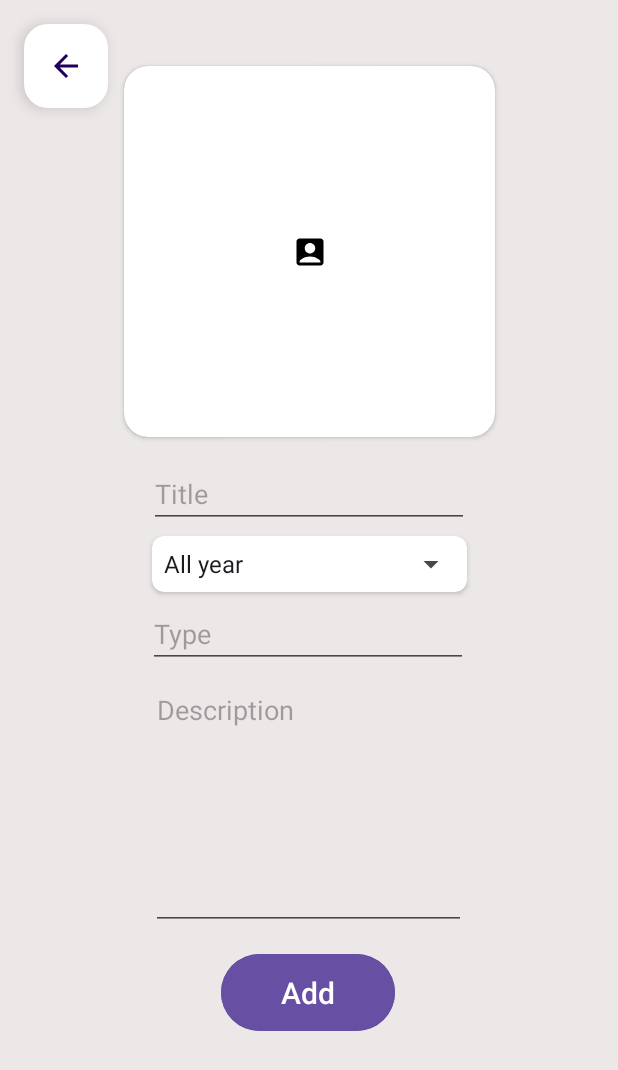
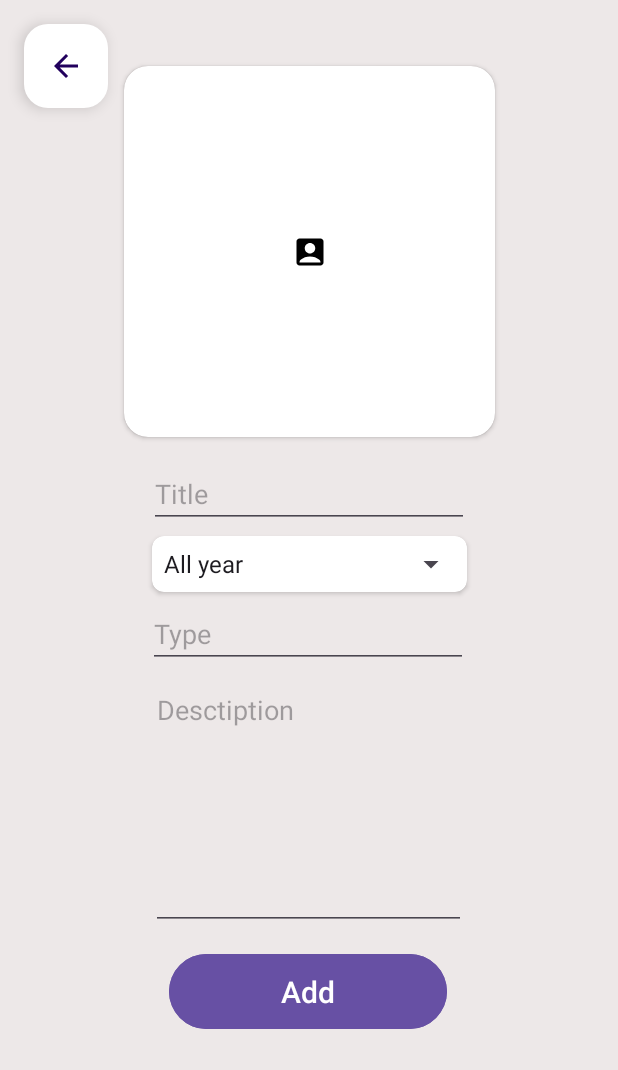
Before and after one commit to wwweblo/Wardrobe-mobile-app, an Android app: the AddFragment screen opened through its navigation route, on a phone screen of 412 x 824 dp. Shown: the top 1070 px of the screen. Run offline under Robolectric (Android 15) with nearby library versions, the phone set to English and light mode, and no system bars; our stand-ins replace Room's generated code, navigation-ui.

```diff
--- a/app/src/main/res/layout/custom_row_list.xml
+++ b/app/src/main/res/layout/custom_row_list.xml
@@ -55,8 +55,8 @@
 
     <CheckBox
         android:id="@+id/custom_row_select"
-        android:layout_width="wrap_content"
-        android:layout_height="wrap_content"
+        android:layout_width="58dp"
+        android:layout_height="55dp"
         android:layout_marginEnd="16dp"
         app:layout_constraintBottom_toBottomOf="parent"
         app:layout_constraintEnd_toEndOf="parent"
--- a/app/src/main/res/layout/fragment_add.xml
+++ b/app/src/main/res/layout/fragment_add.xml
@@ -35,7 +35,7 @@
         android:layout_height="wrap_content"
         android:layout_marginTop="15dp"
         android:ems="10"
-        android:hint="Title"
+        android:hint="@string/title"
         android:inputType="text"
         app:layout_constraintEnd_toEndOf="parent"
         app:layout_constraintHorizontal_bias="0.5"
@@ -48,7 +48,7 @@
         android:layout_height="wrap_content"
         android:layout_marginTop="5dp"
         android:ems="10"
-        android:hint="Type"
+        android:hint="@string/type"
         android:inputType="text"
         app:layout_constraintEnd_toEndOf="parent"
         app:layout_constraintHorizontal_bias="0.497"
@@ -80,7 +80,7 @@
         android:layout_marginTop="5dp"
         android:ems="10"
         android:gravity="start|top"
-        android:hint="Description"
+        android:hint="@string/description"
         android:inputType="textMultiLine"
         app:layout_constraintEnd_toEndOf="parent"
         app:layout_constraintHorizontal_bias="0.497"
@@ -90,10 +90,10 @@
     <Button
         android:id="@+id/add_add_button"
         style="@style/blue_button"
-        android:layout_width="116dp"
-        android:layout_height="59dp"
+        android:layout_width="185dp"
+        android:layout_height="58dp"
         android:layout_marginTop="12dp"
-        android:text="Add"
+        android:text="@string/add"
         app:layout_constraintEnd_toEndOf="parent"
         app:layout_constraintHorizontal_bias="0.498"
         app:layout_constraintStart_toStartOf="parent"
--- a/app/src/main/res/layout/fragment_list.xml
+++ b/app/src/main/res/layout/fragment_list.xml
@@ -83,7 +83,7 @@
         android:layout_height="wrap_content"
         android:layout_marginStart="16dp"
         android:layout_marginBottom="10dp"
-        android:text="cancel selection"
+        android:text="@string/cansel_selection"
         app:layout_constraintBottom_toTopOf="@+id/cardView"
         app:layout_constraintStart_toStartOf="parent" />
 
--- a/app/src/main/res/layout/fragment_outfit_add.xml
+++ b/app/src/main/res/layout/fragment_outfit_add.xml
@@ -90,8 +90,8 @@
     <Button
         android:id="@+id/outfit_add_add_button"
         style="@style/blue_button"
-        android:layout_width="116dp"
-        android:layout_height="59dp"
+        android:layout_width="200dp"
+        android:layout_height="57dp"
         android:layout_marginTop="12dp"
         android:text="Add"
         app:layout_constraintEnd_toEndOf="parent"
--- a/app/src/main/res/values/strings.xml
+++ b/app/src/main/res/values/strings.xml
@@ -34,7 +34,18 @@
     <string name="more">More</string>
     <string name="null_outfit">Null Outfit</string>
     <string name="empty_selected_clothes">Empty Selected Clothes</string>
+    <string name="Are_you_sure_you_want_to_delete">Are you sure you want to delete</string>
+    <string name="yes">Yes</string>
+    <string name="no">No</string>
+    <string name="style">Style</string>
+    <string name="add">Add</string>
+    <string name="update">Update</string>
+    <string name="title">Title</string>
+    <string name="description">Desctiption</string>
+    <string name="type">Type</string>
 
-    <string name="choose_clothes_to_add">Выберите одежду для добавления в образ</string>
+
+
+    <string name="choose_clothes_to_add">Choose clothes to add them to outfit</string>
 
 </resources>
```
Also changed, not shown: app/src/main/java/com/example/coursework/fragments/Clothes/update/UpdateFragment.kt (+4 -4 lines), app/src/main/res/layout/fragment_outfit_update.xml (+6 -6 lines), app/src/main/res/layout/fragment_update.xml (+6 -6 lines), 3 other files.
